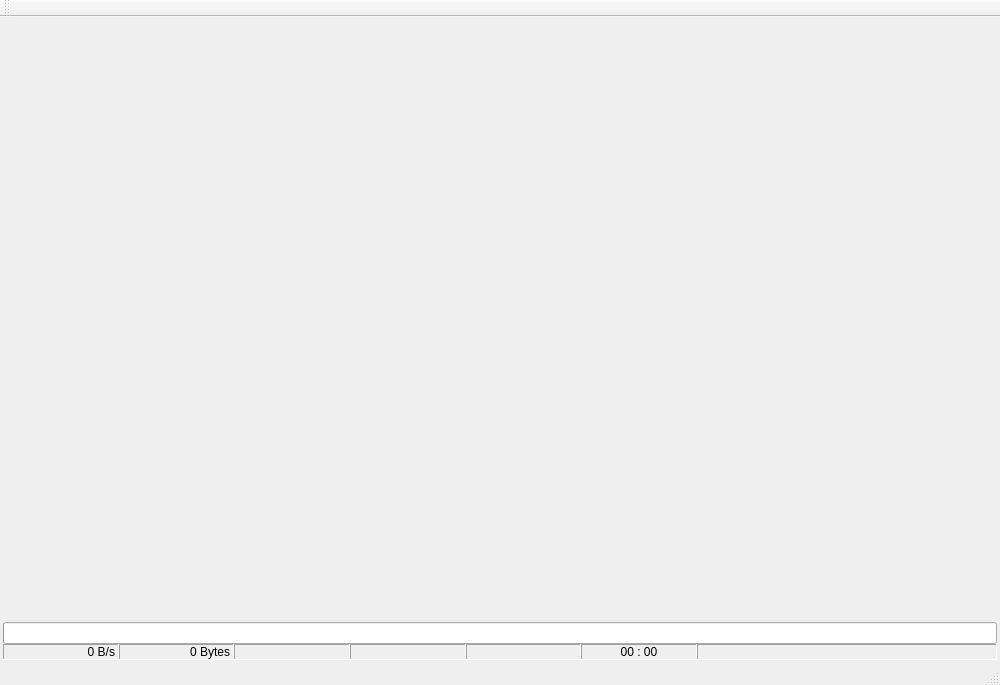
sauantao/AndroidMobileSolution, file sourcecode/26MobileTool/MainWindow.ui: the form before one commit.
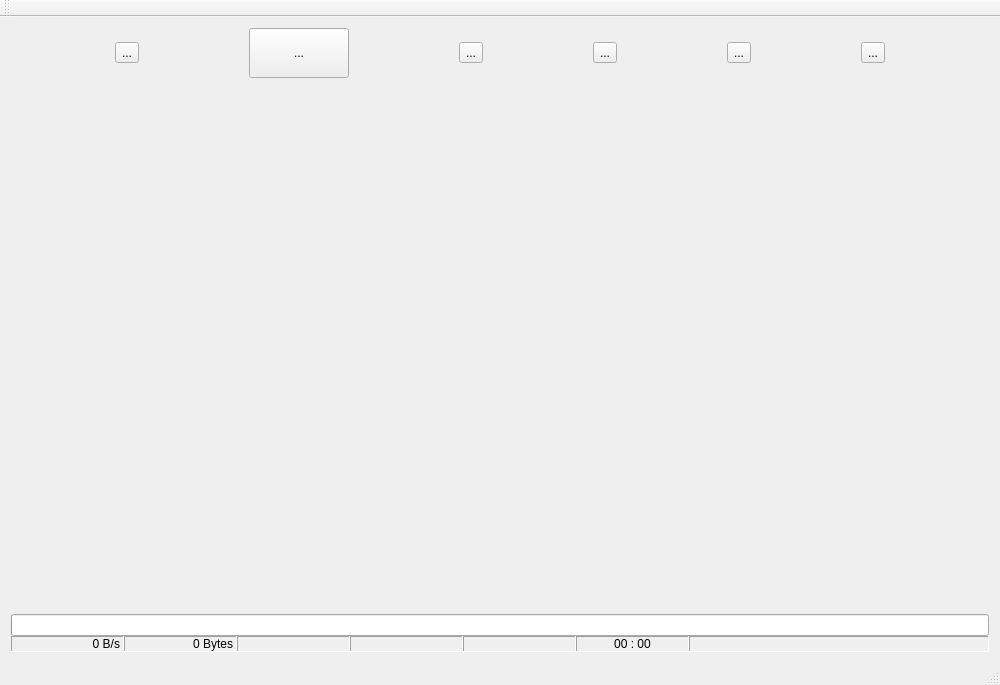
The form after the commit. Icons and pictures are not drawn.

```diff
--- a/sourcecode/26MobileTool/MainWindow.ui
+++ b/sourcecode/26MobileTool/MainWindow.ui
@@ -30,27 +30,61 @@
     <normaloff>:/AppIcon/image/Mobile.ico</normaloff>:/AppIcon/image/Mobile.ico</iconset>
   </property>
   <widget class="QWidget" name="centralWidget">
-   <layout class="QHBoxLayout" name="horizontalLayout_2">
-    <property name="spacing">
-     <number>3</number>
-    </property>
-    <property name="leftMargin">
-     <number>3</number>
-    </property>
-    <property name="topMargin">
-     <number>3</number>
-    </property>
-    <property name="rightMargin">
-     <number>3</number>
-    </property>
-    <property name="bottomMargin">
-     <number>3</number>
-    </property>
+   <layout class="QHBoxLayout" name="horizontalLayout_3">
     <item>
      <layout class="QVBoxLayout" name="verticalLayout">
-      <property name="spacing">
-       <number>1</number>
-      </property>
+      <item>
+       <layout class="QHBoxLayout" name="horizontalLayout_2">
+        <item>
+         <widget class="QToolButton" name="toolButton_OpQualcom">
+          <property name="text">
+           <string>...</string>
+          </property>
+         </widget>
+        </item>
+        <item>
+         <widget class="QToolButton" name="toolButton_OpMediatek">
+          <property name="minimumSize">
+           <size>
+            <width>100</width>
+            <height>50</height>
+           </size>
+          </property>
+          <property name="text">
+           <string>...</string>
+          </property>
+         </widget>
+        </item>
+        <item>
+         <widget class="QToolButton" name="toolButton_OpIntel">
+          <property name="text">
+           <string>...</string>
+          </property>
+         </widget>
+        </item>
+        <item>
+         <widget class="QToolButton" name="toolButton_OpSprd">
+          <property name="text">
+           <string>...</string>
+          </property>
+         </widget>
+        </item>
+        <item>
+         <widget class="QToolButton" name="toolButton_OpAndroid">
+          <property name="text">
+           <string>...</string>
+          </property>
+         </widget>
+        </item>
+        <item>
+         <widget class="QToolButton" name="toolButton_6">
+          <property name="text">
+           <string>...</string>
+          </property>
+         </widget>
+        </item>
+       </layout>
+      </item>
       <item>
        <widget class="QTabWidget" name="tabWidget">
         <property name="enabled">
```
